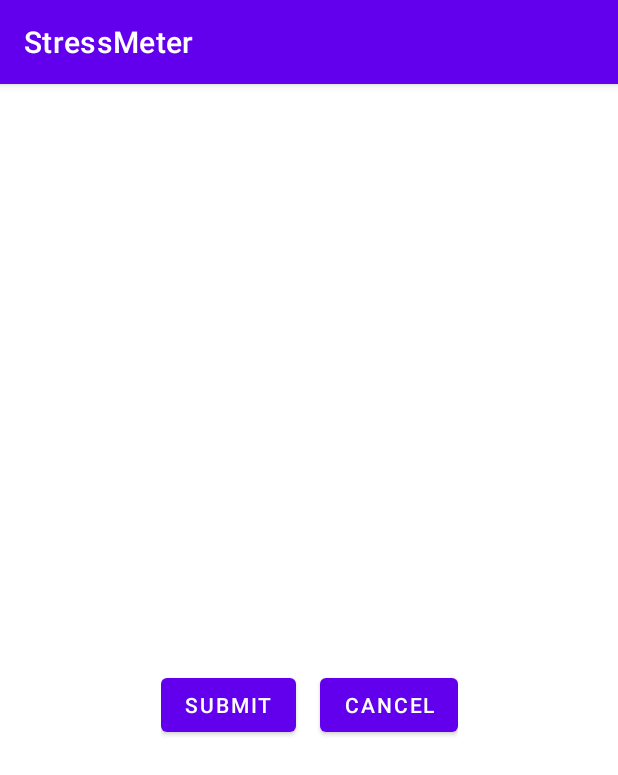
After one commit to Vivian-Tung/StressMeter, an Android app: the ImgConfirmActivity screen opened directly, with no data from a screen before it, on a phone screen of 412 x 824 dp. The commit adds this screen. Shown: the top 775 px of the screen. Run offline under Robolectric (Android 15) with nearby library versions, the phone set to English and light mode, and no system bars.

Commit message:
add image response view + logic

```diff
--- a/app/src/main/AndroidManifest.xml
+++ b/app/src/main/AndroidManifest.xml
@@ -22,6 +22,7 @@
                 <category android:name="android.intent.category.LAUNCHER" />
             </intent-filter>
         </activity>
+        <activity android:name=".ImgConfirmActivity"/>
     </application>
 
 </manifest>
--- a/app/src/main/java/dev/viviantung/stressmeter/GridViewAdapter.kt
+++ b/app/src/main/java/dev/viviantung/stressmeter/GridViewAdapter.kt
@@ -14,7 +14,7 @@ class GridViewAdapter(
 ) : BaseAdapter() {
     override fun getCount(): Int = images.size
 
-    override fun getItem(position: Int): Any = images[position]
+    override fun getItem(position: Int): Int = images[position]
 
     override fun getItemId(position: Int): Long = position.toLong()
 
--- /dev/null
+++ b/app/src/main/java/dev/viviantung/stressmeter/ImgConfirmActivity.kt
@@ -0,0 +1,46 @@
+package dev.viviantung.stressmeter
+
+import android.content.Intent
+import android.widget.Button
+import androidx.appcompat.app.AppCompatActivity
+import android.os.Bundle
+import android.widget.ImageView
+
+
+class ImgConfirmActivity:  AppCompatActivity()  {
+    private lateinit var imgView: ImageView
+    private lateinit var submitButton: Button
+    private lateinit var cancelButton: Button
+
+    override fun onCreate(savedInstanceState: Bundle?) {
+        super.onCreate(savedInstanceState)
+        setContentView(R.layout.img_confirm)
+
+        imgView = findViewById(R.id.selectedImage)
+        submitButton = findViewById(R.id.btnSubmit)
+        cancelButton = findViewById(R.id.btnCancel)
+
+        val score = intent.getIntExtra("score", 0)
+        val img = intent.getIntExtra("image", 0)
+
+        if (img != 0) {
+            imgView.setImageResource(img)
+        }
+
+
+
+
+
+
+
+        submitButton.setOnClickListener() {
+            // save the score into csv
+            finishAffinity()
+
+        }
+
+        cancelButton.setOnClickListener() {
+            finishAffinity()
+        }
+    }
+}
--- a/app/src/main/res/layout/grid_item.xml
+++ b/app/src/main/res/layout/grid_item.xml
@@ -8,6 +8,8 @@
         android:id="@+id/grid_image"
         android:layout_width="wrap_content"
         android:layout_height="wrap_content"
-        android:layout_gravity="center"/>
+        android:layout_gravity="center"
+        android:clickable="true"
+        android:focusable="true" />
 
 </LinearLayout>
--- /dev/null
+++ b/app/src/main/res/layout/img_confirm.xml
@@ -0,0 +1,42 @@
+<?xml version="1.0" encoding="utf-8"?>
+<androidx.constraintlayout.widget.ConstraintLayout xmlns:android="http://schemas.android.com/apk/res/android"
+    android:layout_width="match_parent"
+    android:layout_height="match_parent"
+    xmlns:app="http://schemas.android.com/apk/res-auto">
+
+    <ImageView
+        android:id="@+id/selectedImage"
+        android:layout_width="300dp"
+        android:layout_height="300dp"
+        android:layout_marginVertical="80dp"
+        app:layout_constraintLeft_toLeftOf="parent"
+        app:layout_constraintRight_toRightOf="parent"
+        app:layout_constraintTop_toTopOf="parent"
+
+        />
+
+    <LinearLayout
+        android:id="@+id/button_container"
+        android:layout_width="wrap_content"
+        android:layout_height="wrap_content"
+        android:orientation="horizontal"
+        android:gravity="center"
+        app:layout_constraintTop_toBottomOf="@+id/selectedImage"
+        app:layout_constraintStart_toStartOf="parent"
+        app:layout_constraintEnd_toEndOf="parent"
+        android:layout_marginTop="10dp">
+
+        <Button
+            android:id="@+id/btnSubmit"
+            android:layout_width="wrap_content"
+            android:layout_height="wrap_content"
+            android:text="@string/submit"
+            android:layout_marginEnd="16dp" />
+
+        <Button
+            android:id="@+id/btnCancel"
+            android:layout_width="wrap_content"
+            android:layout_height="wrap_content"
+            android:text="@string/cancel" />
+    </LinearLayout>
+</androidx.constraintlayout.widget.ConstraintLayout>
--- a/app/src/main/res/values/strings.xml
+++ b/app/src/main/res/values/strings.xml
@@ -10,4 +10,6 @@
     <string name="menu_results">Results</string>
 
     <string name="more_images">MORE IMAGES</string>
+    <string name="cancel">Cancel</string>
+    <string name="submit">Submit</string>
 </resources>
```
Also changed, not shown: app/src/main/java/dev/viviantung/stressmeter/ScoreMap.kt (added, +14 -0 lines), app/src/main/java/dev/viviantung/stressmeter/ui/stressmeter/StressmeterFragment.kt (+23 -0 lines).
